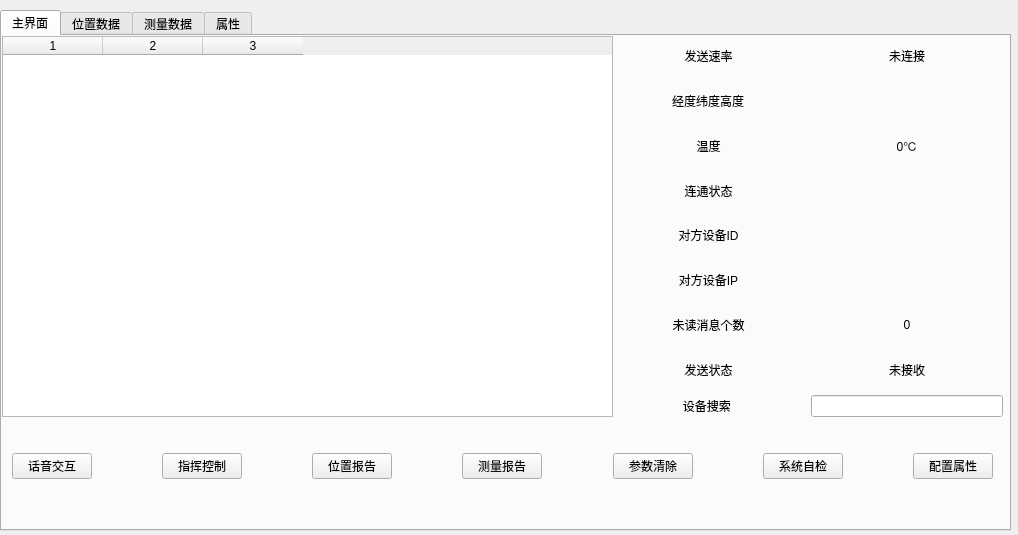
Before: the Qt Designer form UI/mainWindow.ui in 413180794/EPLRS_station, drawn with Qt 5.
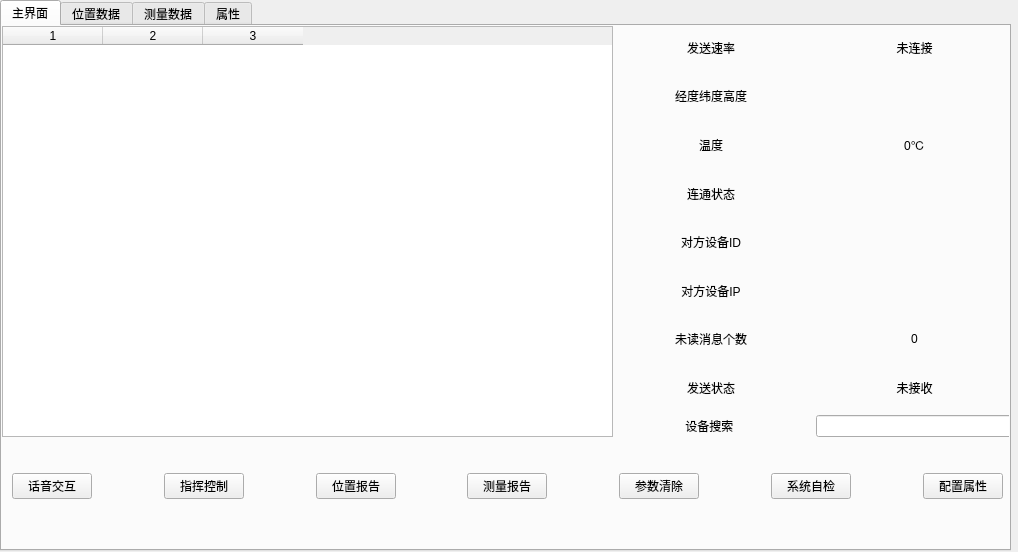
After: the same form once the commit is applied.

Commit message: 修改界面为全屏，加入启动软件，启动键盘

The edit to the form file:
```diff
--- a/UI/mainWindow.ui
+++ b/UI/mainWindow.ui
@@ -7,7 +7,7 @@
     <x>0</x>
     <y>0</y>
     <width>1018</width>
-    <height>535</height>
+    <height>552</height>
    </rect>
   </property>
   <property name="windowTitle">
@@ -21,9 +21,9 @@
     <property name="geometry">
      <rect>
       <x>0</x>
-      <y>10</y>
+      <y>0</y>
       <width>1011</width>
-      <height>521</height>
+      <height>551</height>
      </rect>
     </property>
     <property name="currentIndex">
@@ -38,8 +38,8 @@
        <rect>
         <x>610</x>
         <y>0</y>
-        <width>391</width>
-        <height>381</height>
+        <width>401</width>
+        <height>411</height>
        </rect>
       </property>
       <layout class="QVBoxLayout" name="verticalLayout_4">
@@ -276,7 +276,7 @@
         <x>0</x>
         <y>0</y>
         <width>611</width>
-        <height>381</height>
+        <height>411</height>
        </rect>
       </property>
       <property name="editTriggers">
@@ -308,8 +308,8 @@
       <property name="geometry">
        <rect>
         <x>0</x>
-        <y>380</y>
-        <width>1001</width>
+        <y>410</y>
+        <width>1011</width>
         <height>101</height>
        </rect>
       </property>
```
The commit also changes 1 other file.
